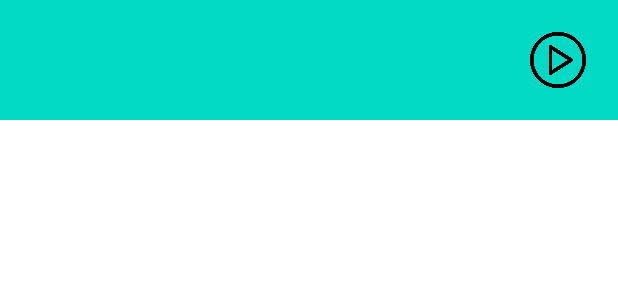
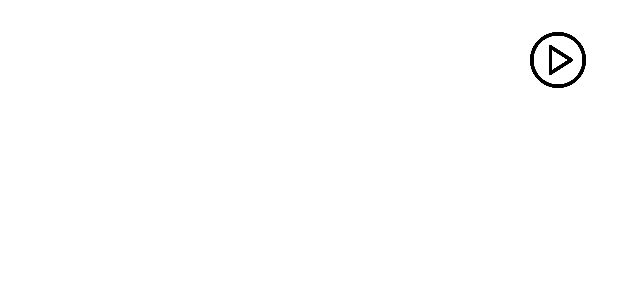
Before and after one commit to diejdkll/Melon, an Android app: the layout melon_item.xml on its own in the app's theme, with its tools: preview values and no code run, on a phone screen of 412 x 824 dp. Shown: the top 300 px of the screen. Run offline under Robolectric (Android 15) with nearby library versions, the phone set to English and light mode, and no system bars.

```diff
--- a/app/src/main/java/com/example/melon/MelonActivity.kt
+++ b/app/src/main/java/com/example/melon/MelonActivity.kt
@@ -72,6 +72,7 @@ class MelonItemRecyclerAdepter(
             play.setOnClickListener {
                 val intent = Intent(context, MelonDetailActivity::class.java)
                 intent.putExtra("melon_item_list", melonItemList as Serializable)
+                intent.putExtra("position", adapterPosition)
                 context.startActivity(intent)
             }
         }
--- a/app/src/main/res/layout/activity_melon_detail.xml
+++ b/app/src/main/res/layout/activity_melon_detail.xml
@@ -32,7 +32,7 @@
             app:layout_constraintTop_toTopOf="parent"
             app:layout_constraintStart_toStartOf="parent"
             app:layout_constraintEnd_toEndOf="parent"
-            android:src="@drawable/play"/>
+            android:src="@drawable/pause"/>
 
         <ImageView
             android:id="@+id/next"
--- a/app/src/main/res/layout/melon_item.xml
+++ b/app/src/main/res/layout/melon_item.xml
@@ -3,7 +3,7 @@
     android:layout_width="match_parent"
     android:layout_height="wrap_content"
     android:gravity="center_vertical"
-    android:background="@color/teal_200"
+    android:background="@color/white"
     android:layout_marginBottom="10dp"
     android:orientation="horizontal">
 
--- a/app/src/main/res/values-night/themes.xml
+++ b/app/src/main/res/values-night/themes.xml
@@ -12,5 +12,7 @@
         <!-- Status bar color. -->
         <item name="android:statusBarColor">?attr/colorPrimaryVariant</item>
         <!-- Customize your theme here. -->
+        <item name="windowActionBar">false</item>
+        <item name="windowNoTitle">true</item>
     </style>
 </resources>
--- a/app/src/main/res/values/themes.xml
+++ b/app/src/main/res/values/themes.xml
@@ -12,5 +12,7 @@
         <!-- Status bar color. -->
         <item name="android:statusBarColor">?attr/colorPrimaryVariant</item>
         <!-- Customize your theme here. -->
+        <item name="windowActionBar">false</item>
+        <item name="windowNoTitle">true</item>
     </style>
 </resources>
```
Also changed, not shown: app/src/main/java/com/example/melon/MelonDetailActivity.kt (+50 -2 lines).
